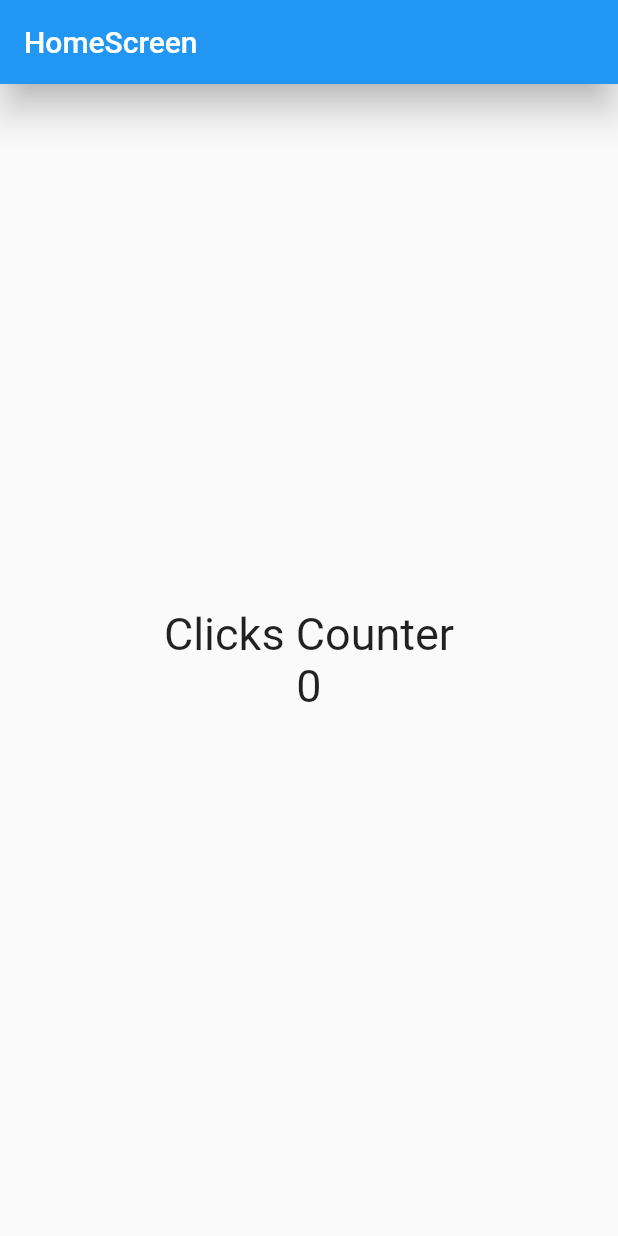
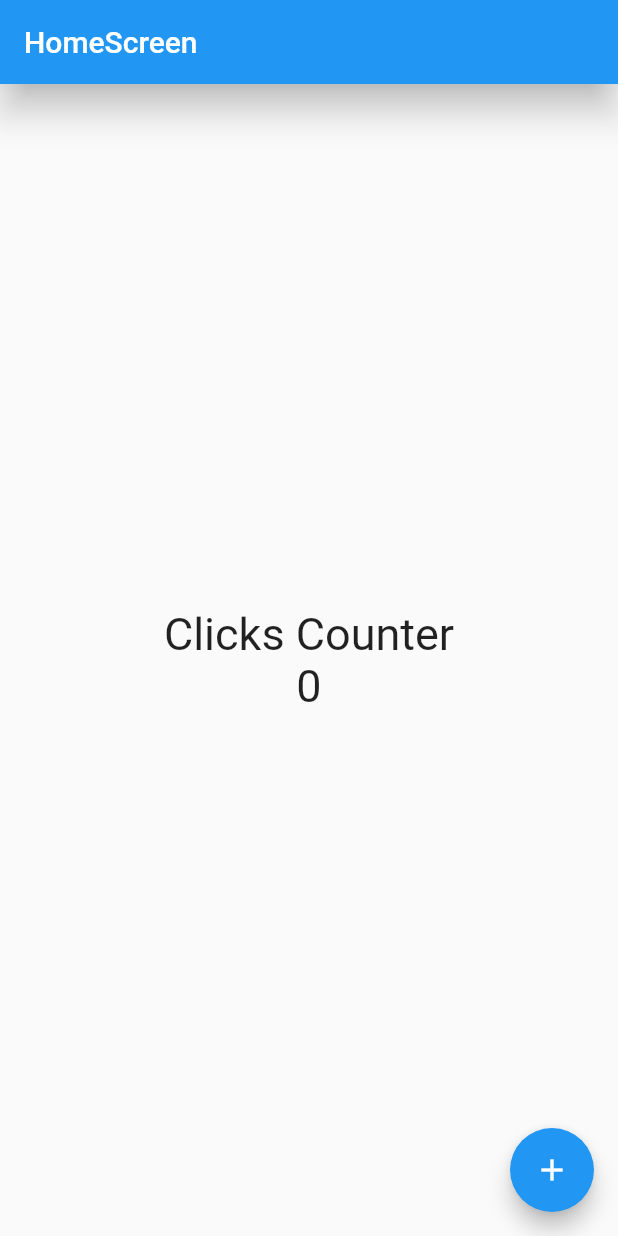
Before and after one commit to marwilc/flutter_click_counter, a Flutter app: the screen it shows after launch, on a phone screen of 412 x 824 dp. Run offline on Flutter 3.47's test engine with Material 2 defaults, Android fonts, the phone set to English and light mode, and no system bars.

Commit message:
:sparkles: Add floating button

```diff
--- a/lib/screens/home_screen.dart
+++ b/lib/screens/home_screen.dart
@@ -21,7 +21,13 @@ class HomeScreen extends StatelessWidget {
                 Text('0', style: fontSize30)
               ],
             ),
-        )
+        ),
+        floatingActionButton: FloatingActionButton(
+          child: const Icon(Icons.add),
+          onPressed: () {
+            print('Hola Mundo');
+          },
+        ),
       );
   }
 }
```
